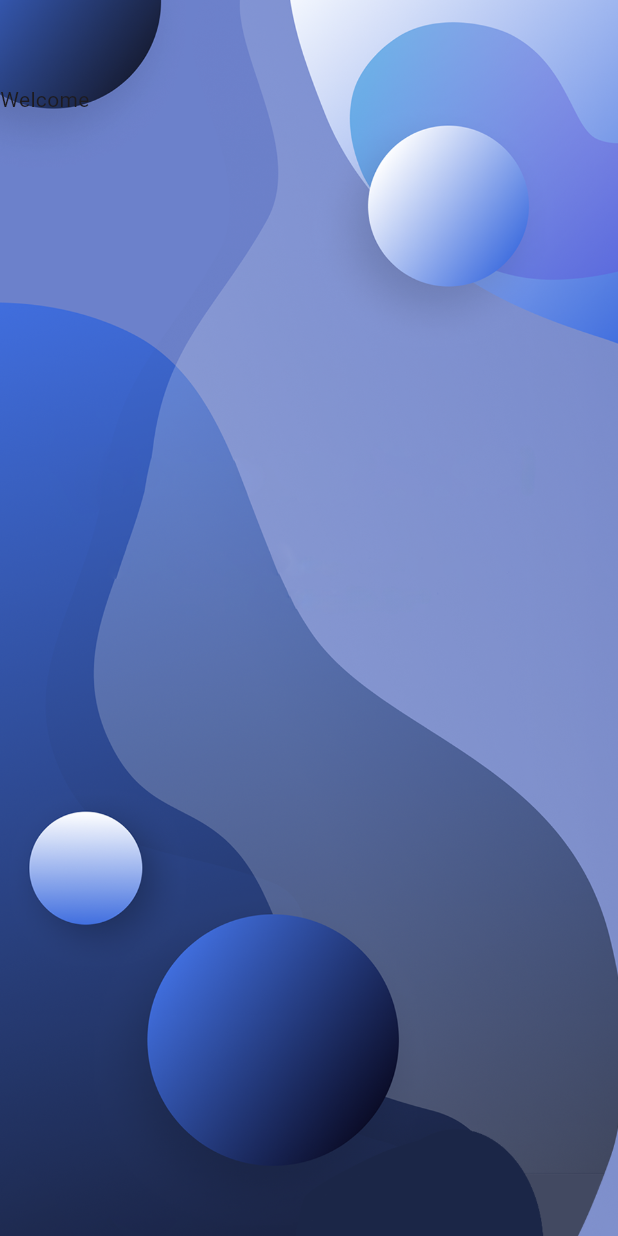
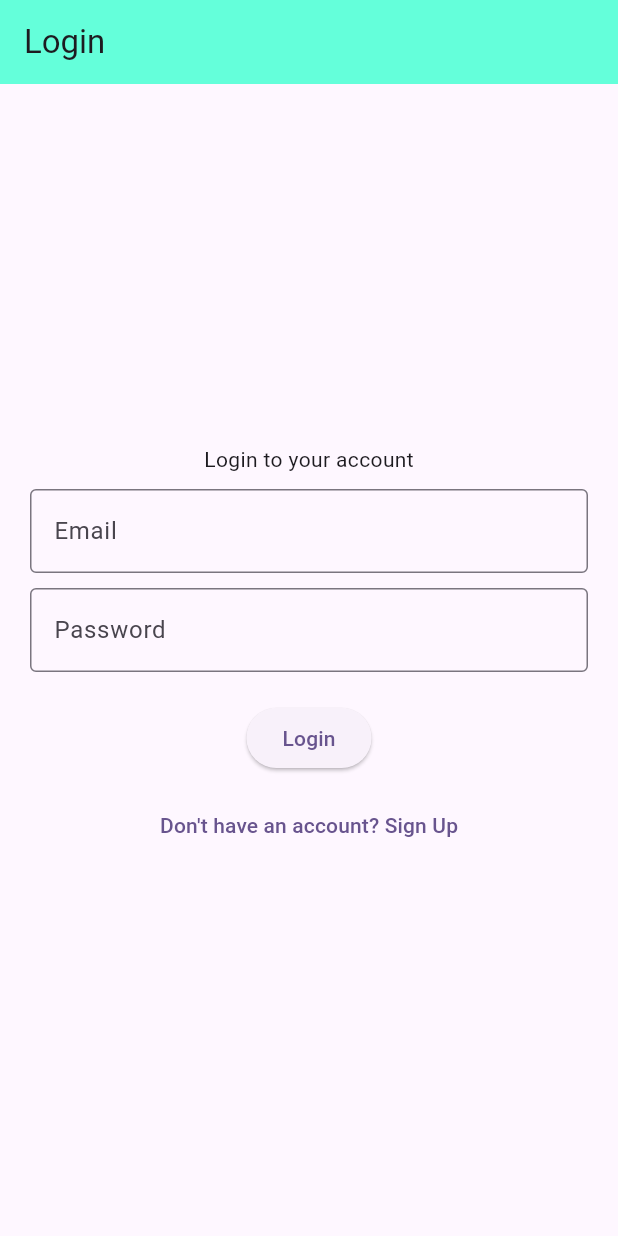
Before and after one commit to azureeeeeeeeeeee/StudySync, a Flutter app: the screen it shows after launch, on a phone screen of 412 x 824 dp. Run offline on Flutter 3.47's test engine with Material 3 defaults, Android fonts, the phone set to English and light mode, and no system bars.

Commit message:
feat(mobile): add basic auth page

```diff
--- a/mobile/lib/main.dart
+++ b/mobile/lib/main.dart
@@ -1,4 +1,5 @@
 import 'package:flutter/material.dart';
+import 'package:mobile/screens/singin_screen.dart';
 import 'package:mobile/screens/welcome_screen.dart';
 
 void main() {
@@ -32,7 +33,7 @@
         // tested with just a hot reload.
         colorScheme: ColorScheme.fromSeed(seedColor: Colors.deepPurple),
       ),
-      home: const WelcomeScreen(),
+      home: const LoginPage(),
     );
   }
 }
--- a/mobile/lib/screens/singin_screen.dart
+++ b/mobile/lib/screens/singin_screen.dart
@@ -0,0 +1,69 @@
+import 'package:flutter/material.dart';
+import 'package:mobile/screens/signup_screen.dart';
+
+class LoginPage extends StatefulWidget {
+  const LoginPage({super.key});
+
+  @override
+  State<LoginPage> createState() => _LoginPageState();
+}
+
+class _LoginPageState extends State<LoginPage> {
+  @override
+  Widget build(BuildContext context) {
+    return Scaffold(
+      appBar: AppBar(
+        title: const Text('Login'),
+        backgroundColor: Colors.tealAccent,
+      ),
+      body: Column(
+        mainAxisAlignment: MainAxisAlignment.center,
+        children: [
+          Center(child: Text('Login to your account')),
+          Padding(
+            padding: const EdgeInsets.symmetric(horizontal: 20, vertical: 10),
+            child: Column(
+              children: [
+                TextField(
+                  decoration: InputDecoration(
+                    labelText: 'Email',
+                    border: OutlineInputBorder(),
+                  ),
+                ),
+                SizedBox(height: 10),
+                TextField(
+                  obscureText: true,
+                  decoration: InputDecoration(
+                    labelText: 'Password',
+                    border: OutlineInputBorder(),
+                  ),
+                ),
+                SizedBox(height: 20),
+
+                ElevatedButton(
+                  onPressed: () {
+                    // Handle login logic
+                  },
+                  child: Text('Login'),
+                ),
+                SizedBox(height: 10),
+                TextButton(
+                  onPressed: () {
+                    // Navigate to sign up page
+                    Navigator.push(
+                      context,
+                      MaterialPageRoute(
+                        builder: (context) => const SignupPage(),
+                      ),
+                    );
+                  },
+                  child: Text('Don\'t have an account? Sign Up'),
+                ),
+              ],
+            ),
+          ),
+        ],
+      ),
+    );
+  }
+}
--- a/mobile/lib/screens/welcome_screen.dart
+++ b/mobile/lib/screens/welcome_screen.dart
@@ -1,26 +1,14 @@
 import 'package:flutter/material.dart';
+import 'package:mobile/widgets/custom_scaffold.dart';
 
 class WelcomeScreen extends StatelessWidget {
   const WelcomeScreen({super.key});
 
   @override
   Widget build(BuildContext context) {
-    return Scaffold(
-      appBar: AppBar(backgroundColor: Colors.transparent, elevation: 0),
-
-      extendBodyBehindAppBar: true,
-
-      body: Stack(
-        children: [
-          Image.asset(
-            'assets/images/bg1.png',
-            fit: BoxFit.cover,
-            width: double.infinity,
-            height: double.infinity,
-          ),
-
-          SafeArea(child: Text('Welcome')),
-        ],
+    return CustomScaffold(
+      child: Column(
+        children: [Flexible(child: Container()), Flexible(child: Container())],
       ),
     );
   }
```
Also changed, not shown: mobile/lib/screens/signup_screen.dart (+79 -0 lines), mobile/lib/widgets/custom_scaffold.dart (added, +27 -0 lines).
